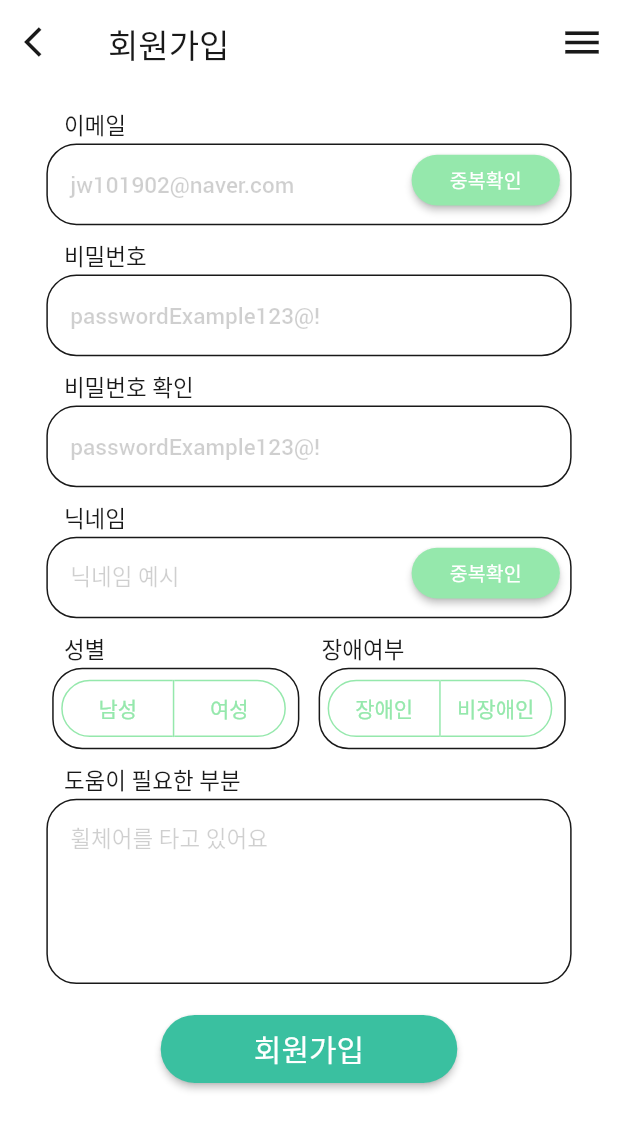
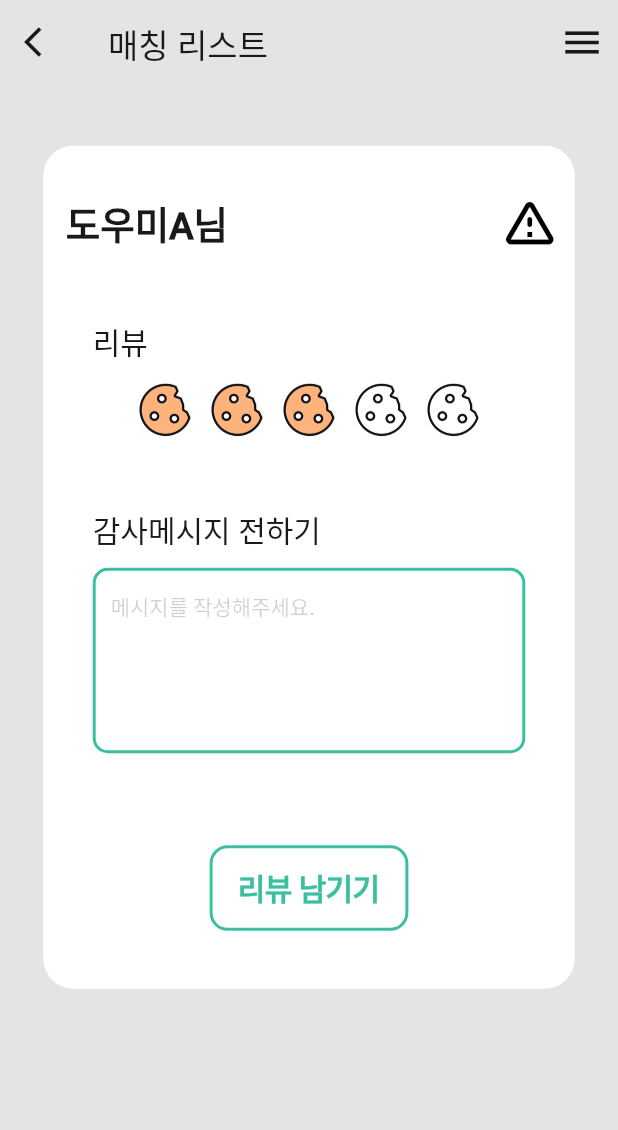
Before and after one commit to HandySub/HandySub_FrontEnd, a Flutter app: the screen it shows after launch, after a tap on "시작하기", on a phone screen of 412 x 824 dp. Shown: the top 1130 px of the screen. Run offline on Flutter 3.47's test engine with Material 2 defaults, Android fonts, the phone set to English and light mode, and no system bars; drawn by our look-alikes of flutter_rating_bar; Roboto replaces fonts that are missing (GmarketSans).

Commit message:
HANDY-8 / FEAT: matching_review_disabled Page

```diff
--- a/lib/components/buttons.dart
+++ b/lib/components/buttons.dart
@@ -1,3 +1,4 @@
+import 'package:flutter/cupertino.dart';
 import 'package:flutter/material.dart';
 import 'package:handysub/constants/colors.dart';
 
@@ -29,7 +30,7 @@ Widget greenTextButton_4(String text) {
 }
 
 Widget greenTextButton(String text, VoidCallback buttonFunc) {
-  return TextButton(
+  return CupertinoButton(
     onPressed: () {
       buttonFunc();
     },
@@ -48,6 +49,7 @@ Widget greenTextButton(String text, VoidCallback buttonFunc) {
         child: Text(
           text,
           style: TextStyle(
+            fontFamily: 'GmarketSans',
             fontWeight: FontWeight.bold,
             fontSize: 20,
             color: emerald,
@@ -80,10 +82,10 @@ Widget greenDropDownButton(DropdownButton dropdownbutton) {
 class toggleButton extends StatefulWidget {
   final String text1;
   final String text2;
-  bool istext1Parent=false;
+  bool istext1Parent = false;
 
-
-  toggleButton({Key? key, required this.text1, required this.text2, istext1Parent})
+  toggleButton(
+      {Key? key, required this.text1, required this.text2, istext1Parent})
       : super(key: key);
 
   @override
@@ -95,24 +97,22 @@ class _toggleButtonState extends State<toggleButton> {
   bool istext2 = false;
   late List<bool> isSelected;
 
-
   void initState() {
     isSelected = [istext1, istext2];
     super.initState();
   }
 
-  void toggleSelect(value){
-    if(value==0){
+  void toggleSelect(value) {
+    if (value == 0) {
       istext1 = true;
       istext2 = false;
-    }
-    else{
+    } else {
       istext1 = false;
       istext2 = true;
     }
     setState(() {
       isSelected = [istext1, istext2];
-      widget.istext1Parent=istext1;
+      widget.istext1Parent = istext1;
     });
   }
 
@@ -131,7 +131,7 @@ class _toggleButtonState extends State<toggleButton> {
             borderColor: main_color,
             selectedColor: real_white,
             constraints: BoxConstraints.expand(
-                    width: constraints.maxWidth / 2 -3,
+                width: constraints.maxWidth / 2 - 3,
                 height: constraints.maxHeight / 2 + 10),
             children: <Widget>[
               Text(widget.text1),
--- a/lib/components/components.dart
+++ b/lib/components/components.dart
@@ -42,3 +42,34 @@ Widget greenTextBox(String text, double height, double width) {
         ),
       ));
 }
+
+/// [height] and [width] - context's height and width. It's not box's height/width.
+///
+/// [text] is input Text.
+Widget greenTextFieldBox(String text, double height, double width) {
+  return Container(
+    height: height * 0.15,
+    width: width * 0.7,
+    padding: const EdgeInsets.fromLTRB(10.0, 0, 10.0, 0),
+    decoration: BoxDecoration(
+      border: Border.all(
+        width: 2,
+        color: emerald,
+      ),
+      borderRadius: BorderRadius.circular(10),
+      // color: main_color_light
+    ),
+    child: TextField(
+      keyboardType: TextInputType.multiline,
+      maxLines: null,
+      decoration: InputDecoration(
+        border: InputBorder.none,
+        hintText: "메시지를 작성해주세요.",
+        hintStyle: TextStyle(
+          color: real_black_19,
+          fontSize: 14,
+        ),
+      ),
+    ),
+  );
+}
--- a/lib/main.dart
+++ b/lib/main.dart
@@ -7,6 +7,7 @@ import 'package:handysub/pages/Login/signupPage.dart';
 import 'package:handysub/pages/Matching/matching_apply_disabled.dart';
 import 'package:handysub/pages/Matching/matching_list_disabled.dart';
 import 'package:handysub/pages/Matching/matching_pick_abled.dart';
+import 'package:handysub/pages/Matching/matching_review_disabled.dart';
 import 'package:handysub/pages/Matching/matching_waiting_disabled.dart';
 
 void main() {
@@ -54,7 +55,7 @@ class MyApp extends StatelessWidget {
                     Navigator.push(
                       context,
                       MaterialPageRoute(
-                        builder: (context) => SignupPage(),
+                        builder: (context) => MatchingReviewPage(),
                       ),
                     );
                   },
--- /dev/null
+++ b/lib/pages/Matching/matching_review_disabled.dart
@@ -0,0 +1,142 @@
+import 'package:flutter/material.dart';
+import 'package:flutter/services.dart';
+import 'package:handysub/components/buttons.dart';
+import 'package:handysub/components/components.dart';
+import 'package:handysub/components/frame.dart';
+import 'package:handysub/constants/colors.dart';
+import 'package:handysub/constants/textstyle.dart';
+import 'package:flutter_rating_bar/flutter_rating_bar.dart';
+
+class MatchingReviewPage extends StatefulWidget {
+  const MatchingReviewPage({Key? key}) : super(key: key);
+
+  @override
+  State<MatchingReviewPage> createState() => _MatchingReviewPageState();
+}
+
+class _MatchingReviewPageState extends State<MatchingReviewPage> {
+  String ableUserNick = "도우미A";
+  int ratingCookies = 3;
+
+  @override
+  Widget build(BuildContext context) {
+    final height = MediaQuery.of(context).size.height;
+    final width = MediaQuery.of(context).size.width;
+    SystemChrome.setEnabledSystemUIMode(SystemUiMode.manual,
+        overlays: SystemUiOverlay.values);
+
+    return matchingFrame(
+      context,
+      EdgeInsets.fromLTRB(
+        width * 0.07,
+        height * 0.05,
+        width * 0.07,
+        height * 0.2,
+      ),
+      "매칭 리스트",
+      Column(
+        mainAxisAlignment: MainAxisAlignment.spaceAround,
+        children: [
+          userNick_reportIcon(),
+          ratingCookie(),
+          thanksMessage(),
+          greenTextButton("리뷰 남기기", () {}),
+        ],
+      ),
+    );
+  }
+
+  Widget userNick_reportIcon() {
+    return Padding(
+      padding: const EdgeInsets.fromLTRB(15, 0, 10, 0),
+      child: Row(
+        mainAxisAlignment: MainAxisAlignment.spaceBetween,
+        children: [
+          Padding(
+            padding: const EdgeInsets.only(top: 10),
+            child: Text(
+              "$ableUserNick님",
+              style: defaultBoldTextStyle(25.0),
+            ),
+          ),
+          IconButton(
+            onPressed: () {},
+            icon: Icon(
+              Icons.warning_amber_rounded,
+              color: Colors.black,
+              size: 40,
+            ),
+          )
+        ],
+      ),
+    );
+  }
+
+  Widget ratingCookie() {
+    final width = MediaQuery.of(context).size.width;
+
+    return SizedBox(
+      width: width * 0.7,
+      child: Column(
+        children: [
+          Align(
+            alignment: Alignment.centerLeft,
+            child: Text(
+              "리뷰",
+              style: defaultTextStyle(20),
+            ),
+          ),
+          SizedBox(height: 10),
+          ratingBox(),
+        ],
+      ),
+    );
+  }
+
+  Widget ratingBox() {
+    return RatingBar(
+      initialRating: 3,
+      direction: Axis.horizontal,
+      allowHalfRating: false,
+      itemCount: 5,
+      ratingWidget: RatingWidget(
+        full: Image.asset(
+          'assets/cookie_color.png',
+          height: 20,
+          width: 20,
+        ),
+        half: Container(),
+        empty: Image.asset(
+          'assets/cookie_line.png',
+          height: 20,
+          width: 20,
+        ),
+      ),
+      itemPadding: EdgeInsets.symmetric(horizontal: 4.0),
+      onRatingUpdate: (rating) {
+        ratingCookies = rating.toInt();
+      },
+    );
+  }
+
+  Widget thanksMessage() {
+    final height = MediaQuery.of(context).size.height;
+    final width = MediaQuery.of(context).size.width;
+    return SizedBox(
+      width: width * 0.7,
+      child: Column(
+        children: [
+          Align(
+            alignment: Alignment.centerLeft,
+            child: Text(
+              "감사메시지 전하기",
+              style: defaultTextStyle(20),
+            ),
+          ),
+          SizedBox(height: 10),
+          greenTextFieldBox("하이", height, width),
+        ],
+      ),
+    );
+  }
+}
--- a/lib/pages/Matching/matching_waiting_disabled.dart
+++ b/lib/pages/Matching/matching_waiting_disabled.dart
@@ -16,7 +16,7 @@ class MatchingWaitingDisabled extends StatefulWidget {
 }
 
 class _MatchingWaitingDisabledState extends State<MatchingWaitingDisabled> {
-  String ableUserName = "도우미A";
+  String ableUserNick = "도우미A";
   bool isChattingArrive = false;
   String messageOfAbled =
       '''깔끔한 흰색 셔츠에 검은 슬랙스 입고, 분홍색 모자를 썼으며 노란 스냅백 들고 있고 파란 운동화 신었습니다.
@@ -58,7 +58,7 @@ class _MatchingWaitingDisabledState extends State<MatchingWaitingDisabled> {
         mainAxisAlignment: MainAxisAlignment.spaceBetween,
         children: [
           Text(
-            "$ableUserName님",
+            "$ableUserNick님",
             style: defaultBoldTextStyle(25.0),
           ),
           chatIcon()
--- a/pubspec.yaml
+++ b/pubspec.yaml
@@ -33,6 +33,7 @@ dependencies:
   # The following adds the Cupertino Icons font to your application.
   # Use with the CupertinoIcons class for iOS style icons.
   cupertino_icons: ^1.0.2
+  flutter_rating_bar: ^4.0.1
 
 dev_dependencies:
   flutter_test:
```
Also changed, not shown: lib/components/frame.dart (+6 -2 lines), assets/cookie_color.png (added), assets/cookie_line.png (added), pubspec.lock. Lines whose indentation alone changed are shown as unchanged.
